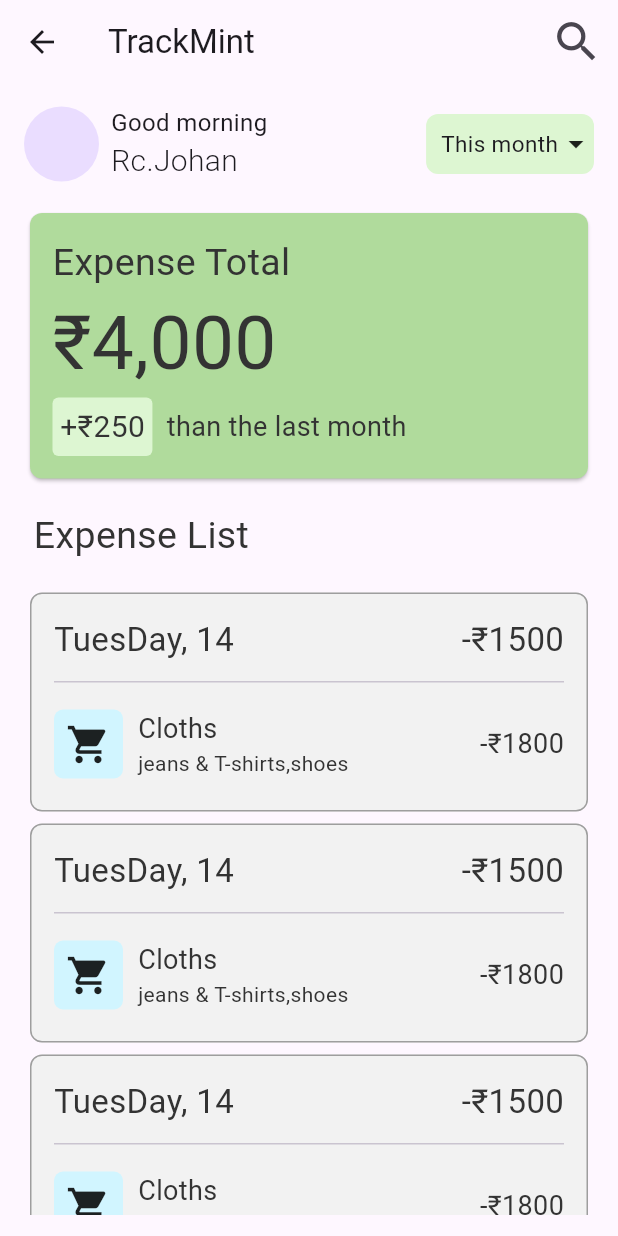
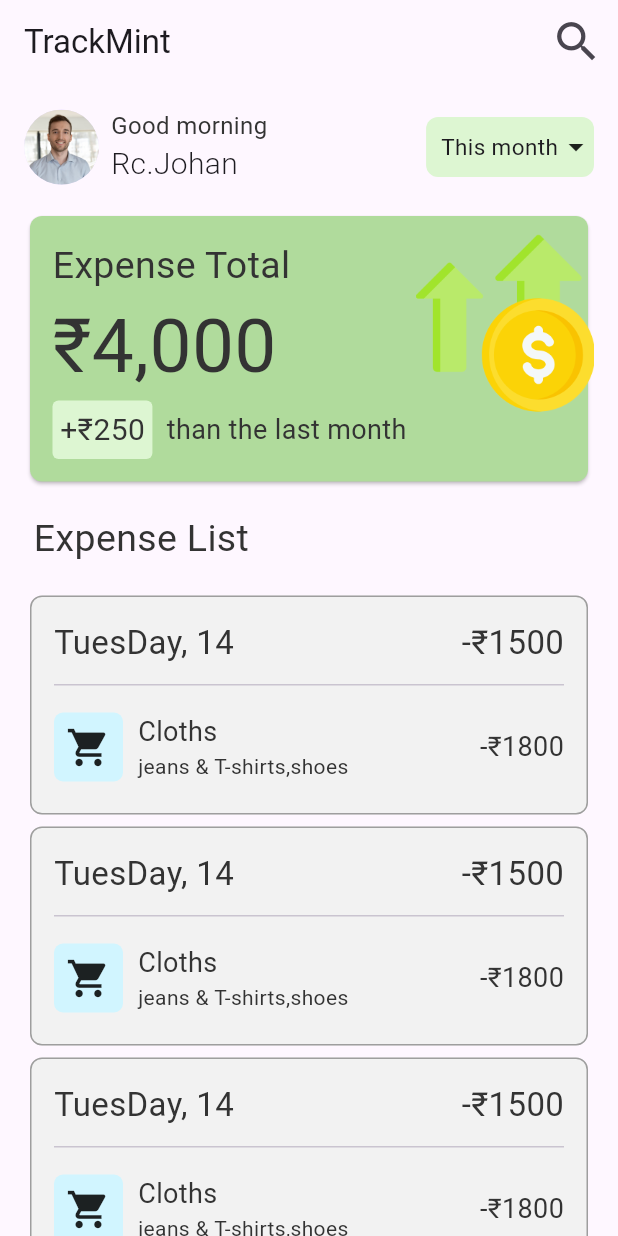
Before and after one commit to bharat-io/expense-tracker-app, a Flutter app: the ExpenseScreen screen opened directly, on a phone screen of 412 x 824 dp. Run offline on Flutter 3.47's test engine with Material 3 defaults, Android fonts, the phone set to English and light mode, and no system bars.

Commit message:
bottom nav and images added

```diff
--- a/lib/main.dart
+++ b/lib/main.dart
@@ -1,7 +1,5 @@
 import 'package:flutter/material.dart';
 import 'package:trackmint/view/screens/home_screen.dart';
-import 'package:trackmint/view/screens/login_screen.dart';
-import 'package:trackmint/view/screens/signUp_screen.dart';
 import 'package:trackmint/view/screens/splash_screen.dart';
 
 void main() {
--- a/lib/view/screens/expense_screen.dart
+++ b/lib/view/screens/expense_screen.dart
@@ -1,5 +1,4 @@
 import 'package:flutter/material.dart';
-import 'package:flutter/services.dart';
 import 'package:trackmint/view/widgets/expense_list.dart';
 
 class ExpenseScreen extends StatefulWidget {
@@ -27,11 +26,12 @@
         ],
       ),
       body: Padding(
-        padding: const EdgeInsets.symmetric(horizontal: 16, vertical: 14),
+        padding: const EdgeInsets.only(top: 16, right: 16, left: 16),
         child: Column(
           crossAxisAlignment: CrossAxisAlignment.start,
           children: [
             _buildProfileCard(
+              profileUrl: "assets/images/profile_image.jpg",
               context,
               greetingText: "Good morning",
               userName: "Rc.Johan",
@@ -70,33 +70,25 @@
   }
 
   Widget _buildProfileCard(BuildContext context,
-      {required String greetingText, required String userName}) {
+      {required String profileUrl,
+      required String greetingText,
+      required String userName}) {
     return Container(
-      child: Row(
-        children: [
-          CircleAvatar(radius: 25),
-          SizedBox(
-            width: 8,
+      child: Row(children: [
+        CircleAvatar(
+          backgroundImage: AssetImage(profileUrl),
+          radius: 25,
         ),
-          Column(
-            crossAxisAlignment: CrossAxisAlignment.start,
-            children: [
-              Text(
-                greetingText,
-                style: TextStyle(
-                  fontSize: 16,
-                ),
-              ),
-              Text(
-                userName,
-                style: TextStyle(fontSize: 20, fontWeight: FontWeight.w300),
-              ),
-            ],
-          ),
+        SizedBox(width: 8),
+        Column(crossAxisAlignment: CrossAxisAlignment.start, children: [
+          Text(greetingText,
+              style: TextStyle(fontSize: 16, color: Color(0xFF333333))),
+          Text(userName,
+              style: TextStyle(fontSize: 20, fontWeight: FontWeight.w300))
+        ]),
         Spacer(),
         _buildDropDown()
-        ],
-      ),
+      ]),
     );
   }
 
@@ -106,23 +98,21 @@
       decoration: BoxDecoration(
           color: Color(0xFFDDF6D2), borderRadius: BorderRadius.circular(8)),
       child: Center(
-          child: Row(
-        children: [
+        child: Row(children: [
           Padding(
             padding: const EdgeInsets.only(left: 10),
-            child: Text(
-              "This month",
-              style: TextStyle(fontSize: 15),
+            child: Text("This month", style: TextStyle(fontSize: 15)),
           ),
+          Icon(Icons.arrow_drop_down_outlined)
+        ]),
       ),
-          Icon(Icons.arrow_drop_down_outlined),
-        ],
-      )),
     );
   }
 
   Widget _buildTotalExpenseCard() {
-    return Card(
+    return Stack(
+      children: [
+        Card(
           shape: RoundedRectangleBorder(borderRadius: BorderRadius.circular(8)),
           color: Color(0xFFB0DB9C),
           child: Padding(
@@ -138,10 +128,9 @@
                       // color: Color(0xFF333333)
                       // Color(0xFF2F5D50)
                     ),
-                Text(
-                  "₹4,000",
-                  style: TextStyle(fontSize: 50, color: Color(0xFF333333)),
-                ),
+                    Text("₹4,000",
+                        style:
+                            TextStyle(fontSize: 50, color: Color(0xFF333333))),
                     Row(
                       children: [
                         Container(
@@ -151,14 +140,12 @@
                                 borderRadius: BorderRadius.circular(4)),
                             child: Text(
                               "+₹250",
-                        style:
-                            TextStyle(fontSize: 20, color: Color(0xFF333333)),
-                      ),
-                    ),
-                    Text(
-                      "  than the last month",
-                      style: TextStyle(fontSize: 18, color: Color(0xFF333333)),
-                    ),
+                              style: TextStyle(
+                                  fontSize: 20, color: Color(0xFF333333)),
+                            )),
+                        Text("  than the last month",
+                            style: TextStyle(
+                                fontSize: 18, color: Color(0xFF333333))),
                       ],
                     )
                   ],
@@ -166,6 +153,12 @@
               ],
             ),
           ),
+        ),
+        Positioned(
+            top: 15,
+            right: -1,
+            child: Image.asset("assets/images/money_logo.png", height: 120))
+      ],
     );
   }
 }
--- a/lib/view/screens/splash_screen.dart
+++ b/lib/view/screens/splash_screen.dart
@@ -1,7 +1,8 @@
 import 'dart:async';
 
 import 'package:flutter/material.dart';
-import 'package:trackmint/view/screens/signUp_screen.dart';
+
+import 'package:trackmint/view/screens/login_screen.dart';
 
 class SplashScreen extends StatefulWidget {
   const SplashScreen({super.key});
@@ -16,7 +17,7 @@
     super.initState();
     Timer(const Duration(seconds: 2), () {
       Navigator.of(context).pushReplacement(
-        MaterialPageRoute(builder: (context) => const SignUpScreen()),
+        MaterialPageRoute(builder: (context) => const LoginScreen()),
       );
     });
   }
```
Also changed, not shown: lib/view/screens/home_screen.dart (+50 -3 lines), lib/view/screens/login_screen.dart (+6 -2 lines), assets/images/profile_image.jpg (added). Lines whose indentation alone changed are shown as unchanged.
